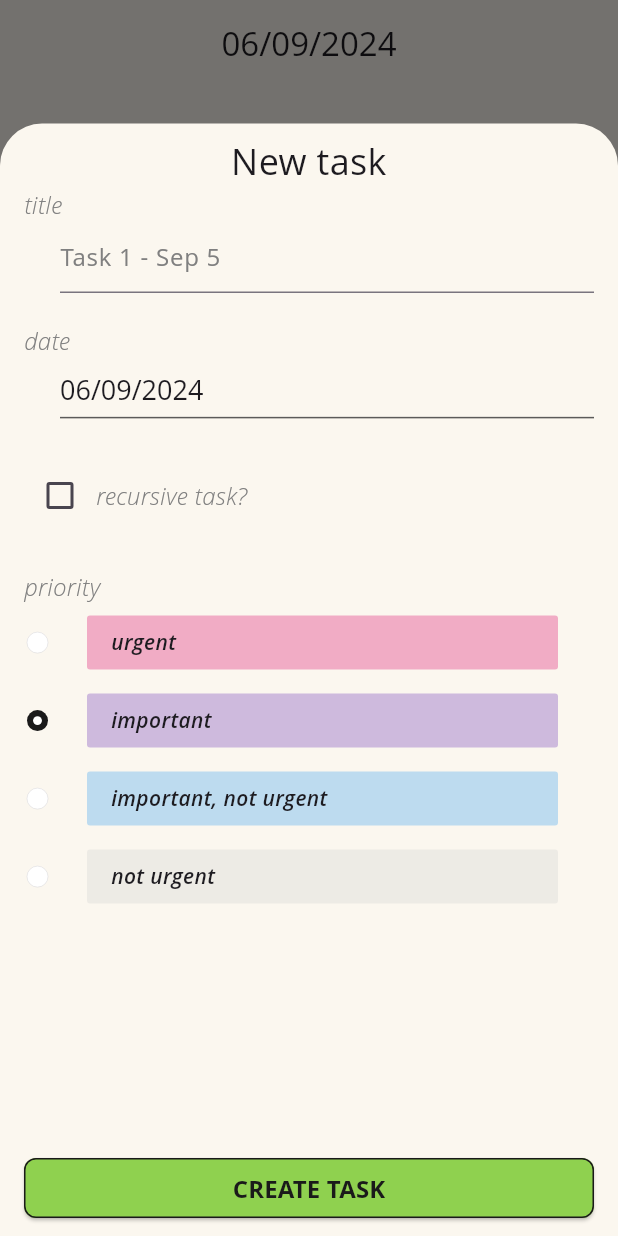
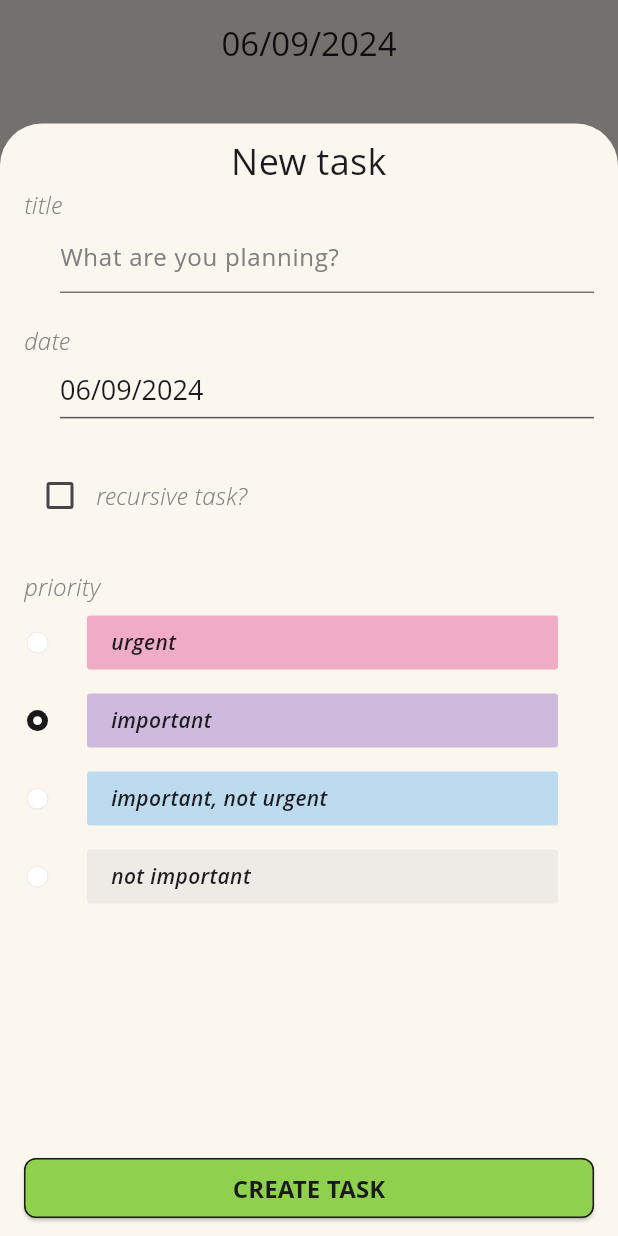
Before and after one commit to andersonbelli/UrgentDaily, a Flutter app: the screen it shows after launch, after a tap on "CREATE NEW", on a phone screen of 412 x 824 dp. Run offline on Flutter 3.47's test engine with Material 3 defaults, Android fonts, the phone set to English and light mode, and no system bars; our stand-ins replace table_calendar; missing offline and left inert: mobkit_dashed_border; generated files the repository leaves out were written again; Roboto replaces fonts that are missing (Open Sans).

Commit message:
Adding localization to 'task' view

```diff
--- a/lib/src/localization/app_en.arb
+++ b/lib/src/localization/app_en.arb
@@ -16,8 +16,10 @@
   "noTasksYet": "No tasks yet :(",
   "startAddingTasksNow": "Start by adding tasks now!",
   "@_NEW_TASK_CREATION": {},
-  "newTasks": "New task",
+  "newTask": "New task",
   "title": "title",
+  "whatAreYouPlanning": "What are you planning?",
+  "titleIsMandatory": "title is mandatory",
   "date": "date",
   "recursiveTask": "recursive task?",
   "sun": "Sun",
--- a/lib/src/localization/app_pt.arb
+++ b/lib/src/localization/app_pt.arb
@@ -5,8 +5,10 @@
   "noTasksYet": "Sem tarefas :(",
   "startAddingTasksNow": "Comece adicionando tarefas agora!",
   "@_NEW_TASK_CREATION": {},
-  "newTasks": "Nova tarefa",
+  "newTask": "Nova tarefa",
   "title": "título",
+  "whatAreYouPlanning": "O que você está planejando?",
+  "titleIsMandatory": "título é obrigatório",
   "date": "data",
   "recursiveTask": "tarefa recursiva?",
   "sun": "Dom",
--- a/lib/src/views/task/task.view.dart
+++ b/lib/src/views/task/task.view.dart
@@ -1,5 +1,6 @@
 import 'package:flutter/cupertino.dart';
 import 'package:flutter/material.dart';
+import 'package:flutter_gen/gen_l10n/app_localizations.dart';
 
 import '../../controllers/task/task.controller.dart';
 import '../../helpers/constants/colors.constants.dart';
@@ -32,36 +33,37 @@ class TaskView extends StatelessWidget {
             child: SingleChildScrollView(
               child: Column(
                 children: [
-                  const SizedBox(
+                  SizedBox(
                     width: double.infinity,
                     child: Text(
-                      'New task',
+                      AppLocalizations.of(context)!.newTask,
                       textAlign: TextAlign.center,
-                      style: TextStyle(
+                      style: const TextStyle(
                         fontSize: AppTextSize.LARGE,
                       ),
                     ),
                   ),
                   TaskFieldWithTitle(
-                    title: 'title',
+                    title: AppLocalizations.of(context)!.title,
                     child: TextFormField(
-                      decoration: const InputDecoration(
-                        hintText: 'Task 1 - Sep 5',
-                        hintStyle: TextStyle(
+                      decoration: InputDecoration(
+                        hintText:
+                            AppLocalizations.of(context)!.whatAreYouPlanning,
+                        hintStyle: const TextStyle(
                           color: AppColors.GRAY,
                         ),
                       ),
                       controller: taskController.title,
                       validator: (value) {
                         if (value == null || value.trim().isEmpty) {
-                          return 'Title is required';
+                          return AppLocalizations.of(context)!.titleIsMandatory;
                         }
                         return null;
                       },
                     ),
                   ),
                   TaskFieldWithTitle(
-                    title: 'date',
+                    title: AppLocalizations.of(context)!.date,
                     child: SizedBox(
                       width: double.infinity,
                       child: CalendarPickerWidget(
@@ -83,9 +85,9 @@ class TaskView extends StatelessWidget {
                         onTap: () {
                           taskController.toggleRecursive();
                         },
-                        child: const Text(
-                          'recursive task?',
-                          style: TextStyle(
+                        child: Text(
+                          AppLocalizations.of(context)!.recursiveTask,
+                          style: const TextStyle(
                             fontSize: AppTextSize.MEDIUM,
                             color: AppColors.GRAY,
                             fontWeight: FontWeight.w100,
@@ -107,9 +109,9 @@ class TaskView extends StatelessWidget {
                   Column(
                     crossAxisAlignment: CrossAxisAlignment.start,
                     children: [
-                      const Text(
-                        'priority',
-                        style: TextStyle(
+                      Text(
+                        AppLocalizations.of(context)!.priority,
+                        style: const TextStyle(
                           fontSize: AppTextSize.MEDIUM,
                           color: AppColors.GRAY,
                           fontWeight: FontWeight.w100,
@@ -117,25 +119,25 @@ class TaskView extends StatelessWidget {
                         ),
                       ),
                       RadioPriority(
-                        title: 'urgent',
+                        title: AppLocalizations.of(context)!.urgent,
                         groupPriority: taskController.taskPriority,
                         priority: TaskPriority.URGENT,
                         selectedPriority: taskController.selectTaskPriority,
                       ),
                       RadioPriority(
-                        title: 'important',
+                        title: AppLocalizations.of(context)!.important,
                         groupPriority: taskController.taskPriority,
                         priority: TaskPriority.IMPORTANT,
                         selectedPriority: taskController.selectTaskPriority,
                       ),
                       RadioPriority(
-                        title: 'important, not urgent',
+                        title: AppLocalizations.of(context)!.importantNotUrgent,
                         groupPriority: taskController.taskPriority,
                         priority: TaskPriority.IMPORTANT_NOT_URGENT,
                         selectedPriority: taskController.selectTaskPriority,
                       ),
                       RadioPriority(
-                        title: 'not urgent',
+                        title: AppLocalizations.of(context)!.notImportant,
                         groupPriority: taskController.taskPriority,
                         priority: TaskPriority.NOT_IMPORTANT,
                         selectedPriority: taskController.selectTaskPriority,
@@ -147,7 +149,10 @@ class TaskView extends StatelessWidget {
             ),
           ),
         ),
-        GreenButton(text: 'CREATE TASK', onTap: () => print('Task created')),
+        GreenButton(
+          text: AppLocalizations.of(context)!.createTask,
+          onTap: () => print('Task created'),
+        ),
       ],
     );
   }
@@ -266,49 +271,49 @@ class DaysOfWeekRow extends StatelessWidget {
       mainAxisAlignment: MainAxisAlignment.spaceAround,
       children: [
         DaysOfWeekItem(
-          dayOfWeek: 'Sun',
+          dayOfWeek: AppLocalizations.of(context)!.sun,
           daySelected: (value) {
             onSelectedDaysOfWeek(RecursiveDay.SUN, value);
           },
           selected: selectedDays[RecursiveDay.SUN] == true,
         ),
         DaysOfWeekItem(
-          dayOfWeek: 'Mon',
+          dayOfWeek: AppLocalizations.of(context)!.mon,
           daySelected: (value) {
             onSelectedDaysOfWeek(RecursiveDay.MON, value);
           },
           selected: selectedDays[RecursiveDay.MON] == true,
         ),
         DaysOfWeekItem(
-          dayOfWeek: 'Tue',
+          dayOfWeek: AppLocalizations.of(context)!.tue,
           daySelected: (value) {
             onSelectedDaysOfWeek(RecursiveDay.TUE, value);
           },
           selected: selectedDays[RecursiveDay.TUE] == true,
         ),
         DaysOfWeekItem(
-          dayOfWeek: 'Wed',
+          dayOfWeek: AppLocalizations.of(context)!.wed,
           daySelected: (value) {
             onSelectedDaysOfWeek(RecursiveDay.WED, value);
           },
           selected: selectedDays[RecursiveDay.WED] == true,
         ),
         DaysOfWeekItem(
-          dayOfWeek: 'Thu',
+          dayOfWeek: AppLocalizations.of(context)!.thu,
           daySelected: (value) {
             onSelectedDaysOfWeek(RecursiveDay.THU, value);
           },
           selected: selectedDays[RecursiveDay.THU] == true,
         ),
         DaysOfWeekItem(
-          dayOfWeek: 'Fri',
+          dayOfWeek: AppLocalizations.of(context)!.fri,
           daySelected: (value) {
             onSelectedDaysOfWeek(RecursiveDay.FRI, value);
           },
           selected: selectedDays[RecursiveDay.FRI] == true,
         ),
         DaysOfWeekItem(
-          dayOfWeek: 'Sat',
+          dayOfWeek: AppLocalizations.of(context)!.sat,
           daySelected: (value) {
             onSelectedDaysOfWeek(RecursiveDay.SAT, value);
           },
```
